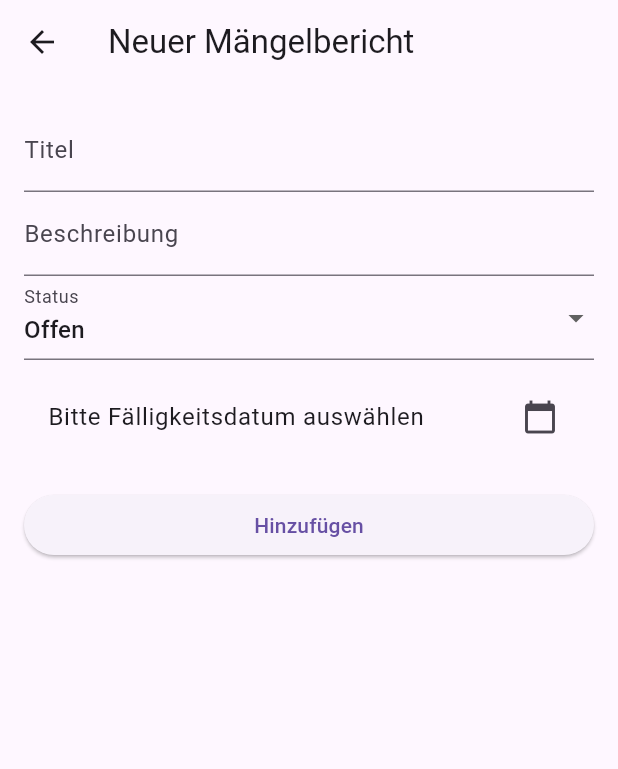
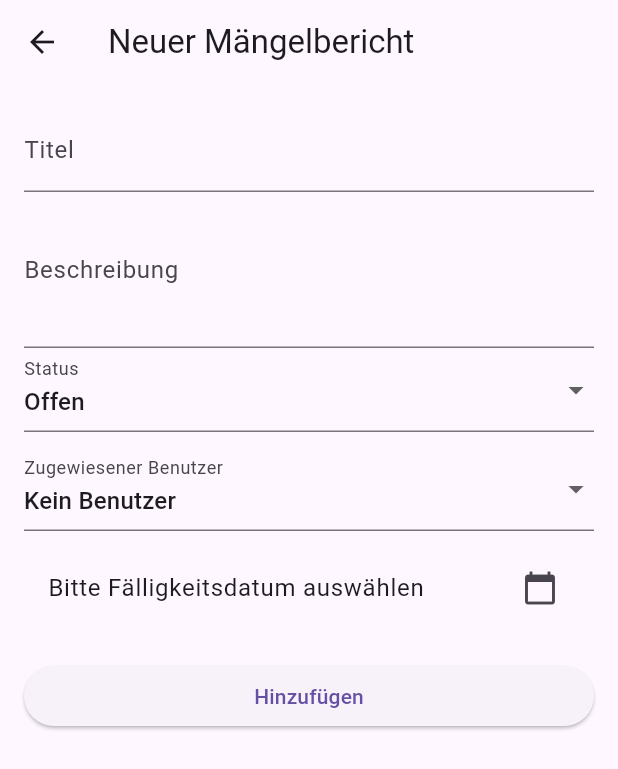
Before and after one commit to MBulti/FireReport-App, a Flutter app: the DefectReportPage screen opened directly, after a tap on the "add" icon, on a phone screen of 412 x 824 dp. Shown: the top 769 px of the screen. Run offline on Flutter 3.47's test engine with Material 3 defaults, Android fonts, the phone set to English and light mode, and no system bars; our stand-ins replace flutter_bloc, supabase_flutter; accounts and stored records are empty; network calls fail.

Commit message:
Select user from list

```diff
--- a/lib/cubit/defectreport_cubit.dart
+++ b/lib/cubit/defectreport_cubit.dart
@@ -10,15 +10,18 @@ class DefectReportLoading extends DefectReportState {}
 class DefectReportLoaded extends DefectReportState {
   final FilterStatus filterStatus;
   final List<DefectReport> defectReports;
-  DefectReportLoaded(this.defectReports, this.filterStatus);
+  final List<AppUser> users;
+  DefectReportLoaded(this.defectReports, this.filterStatus, this.users);
 
   DefectReportLoaded copyWith({
     List<DefectReport>? newDefectReport,
     FilterStatus? newFilterStatus,
+    List<AppUser>? newUsers,
   }) {
     return DefectReportLoaded(
       newDefectReport ?? defectReports,
       newFilterStatus ?? filterStatus,
+      newUsers ?? users,
     );
   }
 }
@@ -38,7 +41,8 @@ class DefectReportCubit extends Cubit<DefectReportState> {
       emit(DefectReportLoading());
       await Future.delayed(const Duration(seconds: 2));
       final lsReports = await APIClient.getDefectReports();
-      emit(DefectReportLoaded(lsReports, filterStatus));
+      final lsUsers = await APIClient.getUsers();
+      emit(DefectReportLoaded(lsReports, filterStatus, lsUsers));
     } catch (e) {
       emit(DefectReportError(e.toString()));
     }
--- a/lib/models/user_model.dart
+++ b/lib/models/user_model.dart
@@ -1,5 +1,5 @@
 class AppUser {
-  String id;
+  String? id;
   String firstName;
   String lastName;
   String? email;
--- a/lib/pages/defectreport_page.dart
+++ b/lib/pages/defectreport_page.dart
@@ -11,6 +11,13 @@ class DefectReportPage extends StatelessWidget {
 
   @override
   Widget build(BuildContext context) {
+    return BlocSelector<DefectReportCubit, DefectReportState, List<AppUser>>(
+        selector: (state) {
+      if (state is DefectReportLoaded) {
+        return state.users;
+      }
+      return [];
+    }, builder: (context, stateLsUser) {
       return Scaffold(
         appBar: AppBar(
           title: const Text('Aktuelle Mängelberichte'),
@@ -30,16 +37,15 @@ class DefectReportPage extends StatelessWidget {
           // dropdown
           Padding(
             padding: const EdgeInsets.all(8.0),
-          child:
-              BlocSelector<DefectReportCubit, DefectReportState, FilterStatus>(
-                  selector: (state) {
+            child: BlocSelector<DefectReportCubit, DefectReportState,
+                FilterStatus>(selector: (state) {
               if (state is DefectReportLoaded) {
                 return state.filterStatus;
               }
               return FilterStatus.all;
-          }, builder: (context, state) {
+            }, builder: (context, stateFilterStatus) {
               return DropdownButtonFormField<FilterStatus>(
-              value: state,
+                value: stateFilterStatus,
                 items: FilterStatus.values.map((status) {
                   return DropdownMenuItem(
                       value: status, child: Text(formatFilterState(status)));
@@ -91,6 +97,7 @@ class DefectReportPage extends StatelessWidget {
                                   builder: (_) => DefectReportDetailPage(
                                     report: lsReports[index],
                                     index: index,
+                                    lsUsers: stateLsUser,
                                     onSave: (report) => context
                                         .read<DefectReportCubit>()
                                         .updateReport(report),
@@ -118,6 +125,7 @@ class DefectReportPage extends StatelessWidget {
                     context,
                     MaterialPageRoute(
                       builder: (_) => DefectReportDetailPage(
+                        lsUsers: stateLsUser,
                         onSave: (report) =>
                             context.read<DefectReportCubit>().addReport(report),
                       ),
@@ -127,6 +135,7 @@ class DefectReportPage extends StatelessWidget {
                 child: const Icon(Icons.add),
               ),
       );
+    });
   }
 }
 
@@ -136,7 +145,9 @@ class DefectReportListItem extends StatelessWidget {
 
   @override
   Widget build(BuildContext context) {
-    return Card(
+    return Container(
+      margin: const EdgeInsets.symmetric(vertical: 4.0, horizontal: 8.0),
+      child: Card(
         child: Padding(
           padding: const EdgeInsets.all(12.0),
           child: Column(
@@ -144,11 +155,9 @@ class DefectReportListItem extends StatelessWidget {
             children: [
               Text(
                 report.title,
-              style:
-                  const TextStyle(fontWeight: FontWeight.bold, fontSize: 18.0),
+                style: const TextStyle(
+                    fontWeight: FontWeight.bold, fontSize: 18.0),
               ),
-            const SizedBox(height: 8),
-            Text(report.description),
               const SizedBox(height: 8),
               Row(
                 mainAxisAlignment: MainAxisAlignment.spaceBetween,
@@ -161,6 +170,7 @@ class DefectReportListItem extends StatelessWidget {
             ],
           ),
         ),
+      ),
     );
   }
 }
--- a/lib/pages/defectreportdetail_page.dart
+++ b/lib/pages/defectreportdetail_page.dart
@@ -6,8 +6,9 @@ import 'package:flutter_bloc/flutter_bloc.dart';
 
 class DefectReportDetailPage extends StatefulWidget {
   const DefectReportDetailPage(
-      {super.key, this.report, this.index, required this.onSave});
+      {super.key, this.report, this.index, required this.lsUsers, required this.onSave});
   final DefectReport? report;
+  final List<AppUser> lsUsers;
   final int? index;
   final void Function(DefectReport) onSave;
 
@@ -66,6 +67,8 @@ class _DefectReportDetailPageState extends State<DefectReportDetailPage> {
 
   @override
   Widget build(BuildContext context) {
+    final userItems = [AppUser(id: null, firstName: "Kein Benutzer", lastName: ""), ...widget.lsUsers];
+
     return Scaffold(
       appBar: AppBar(
         title: Text(widget.index == null
@@ -103,6 +106,9 @@ class _DefectReportDetailPageState extends State<DefectReportDetailPage> {
                   }
                   return null;
                 },
+                maxLines: 5,
+                minLines: 3,
+                keyboardType: TextInputType.multiline,
               ),
               DropdownButtonFormField(
                 value: report.status,
@@ -113,6 +119,18 @@ class _DefectReportDetailPageState extends State<DefectReportDetailPage> {
                 }).toList(),
                 onChanged: (newValue) {
                   report.status = newValue!;
+                },
+              ),
+              const SizedBox(height: 10),
+              DropdownButtonFormField(
+                value: userItems.where((user) => user.id == report.assignedUser).firstOrNull,
+                decoration: const InputDecoration(labelText: "Zugewiesener Benutzer"),
+                items: userItems.map((user) {
+                  return DropdownMenuItem(
+                      value: user, child: Text('${user.firstName} ${user.lastName}'));
+                }).toList(),
+                onChanged: (newValue) {
+                  report.assignedUser = newValue!.id;
                 },
               ),
               const SizedBox(height: 10),
--- a/pubspec.yaml
+++ b/pubspec.yaml
@@ -16,7 +16,7 @@ publish_to: 'none' # Remove this line if you wish to publish to pub.dev
 # https://developer.apple.com/library/archive/documentation/General/Reference/InfoPlistKeyReference/Articles/CoreFoundationKeys.html
 # In Windows, build-name is used as the major, minor, and patch parts
 # of the product and file versions while build-number is used as the build suffix.
-version: 1.0.2
+version: 1.0.3
 
 environment:
   sdk: ^3.5.0
```
Also changed, not shown: 1 other file. Lines whose indentation alone changed are shown as unchanged.
